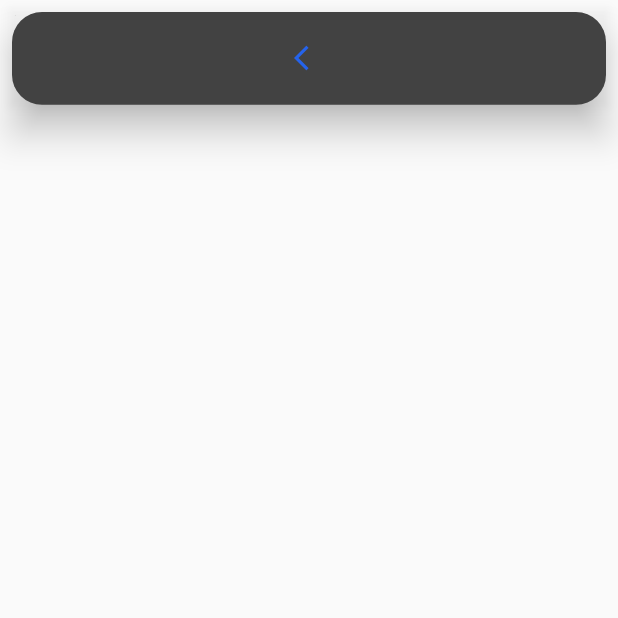
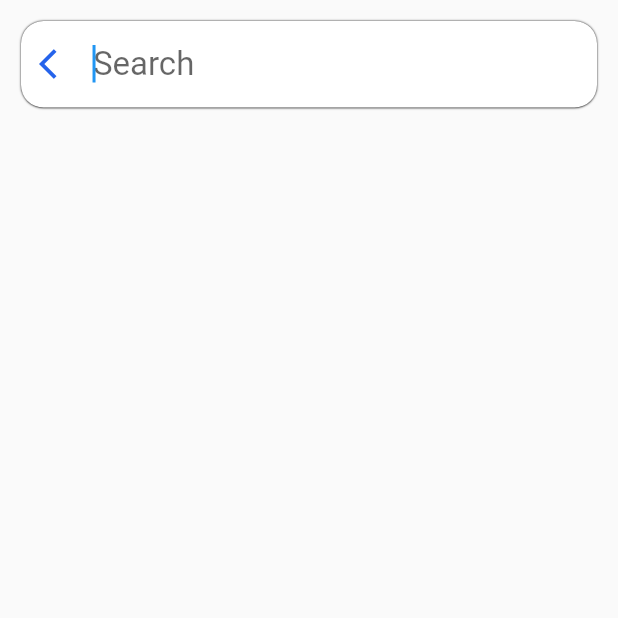
Before and after one commit to YadavGulshan/cuisine_app, a Flutter app: the SearchPage screen opened directly, on a phone screen of 412 x 824 dp, the top half of it. Run offline on Flutter 3.47's test engine with Material 2 defaults, Android fonts, the phone set to English and light mode, and no system bars; our stand-ins replace flutter_secure_storage, geocoding, geolocator, google_fonts, lottie, persistent_bottom_nav_bar; missing offline and left inert: flutter_appauth; accounts and stored records are empty.

Commit message:
made some changes in search

```diff
--- a/lib/main.dart
+++ b/lib/main.dart
@@ -1,7 +1,4 @@
-import 'package:cuisine_app/authstream.dart';
 import 'package:cuisine_app/constants.dart';
-import 'package:cuisine_app/screens/homepage.dart';
-import 'package:cuisine_app/screens/login_page.dart';
 import 'package:cuisine_app/services/geolocation.dart';
 import 'package:cuisine_app/services/login.dart';
 import 'package:cuisine_app/user.dart';
--- a/lib/screens/search_page.dart
+++ b/lib/screens/search_page.dart
@@ -1,3 +1,4 @@
+import 'package:cuisine_app/constants.dart';
 import 'package:flutter/material.dart';
 
 class SearchPage extends StatelessWidget {
@@ -10,33 +11,39 @@ class SearchPage extends StatelessWidget {
       children: [
         SafeArea(
           child: Padding(
-            padding: const EdgeInsets.all(8.0),
-            child: Material(
-              elevation: 10,
-              color: Colors.transparent,
+            padding: const EdgeInsets.all(14.0),
             child: Container(
               decoration: BoxDecoration(
-                  borderRadius: BorderRadius.circular(20),
-                  color: Colors.grey[800],
-                ),
-                height: MediaQuery.of(context).size.height * 0.075,
+                  borderRadius: BorderRadius.circular(15),
+                  color: (appTheme == Brightness.light)
+                      ? Colors.white
+                      : Colors.grey[800],
+                  boxShadow: const [BoxShadow(blurRadius: 0.4)]),
+              height: MediaQuery.of(context).size.height * 0.070,
               child: Row(
-                  mainAxisAlignment: MainAxisAlignment.spaceAround,
+                mainAxisAlignment: MainAxisAlignment.spaceEvenly,
                 children: [
                   IconButton(
                     onPressed: () {
                       Navigator.pop(context);
                     },
-                      icon: const Icon(
-                        Icons.arrow_back_ios,
-                        size: 20,
+                    icon: const Icon(Icons.arrow_back_ios),
+                  ),
+                  Flexible(
+                    child: TextFormField(
+                      enabled: true,
+                      autofocus: true,
+                      cursorHeight: 25,
+                      style: const TextStyle(fontSize: 22),
+                      decoration: const InputDecoration(
+                        enabled: true,
+                        border: InputBorder.none,
+                        alignLabelWithHint: true,
+                        hintText: 'Search',
                       ),
                     ),
-                    // TextFormField(
-                    //   decoration: InputDecoration(),
-                    // ),
+                  ),
                 ],
-                ),
               ),
             ),
           ),
```
Also changed, not shown: lib/screens/homepage.dart (deleted, +0 -119 lines), lib/services/geolocation.dart (+13 -12 lines), lib/widgets/mainpage.dart (+26 -4 lines), lib/screens/auth/login_page.dart (renamed from lib/screens/login_page.dart), lib/screens/user/custom_drawer.dart (renamed from lib/screens/custom_drawer.dart), lib/screens/user/profile_section.dart (added). Lines whose indentation alone changed are shown as unchanged.
